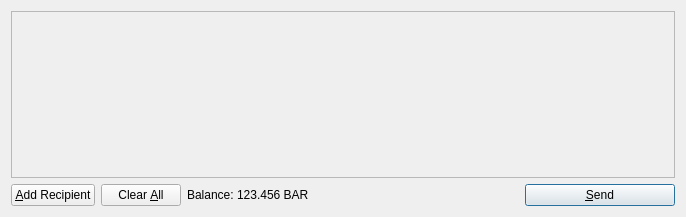
The window that src/qt/forms/sendcoinsdialog.ui (cardswin2005/nlocoin) describes before a commit, drawn with Qt 5.
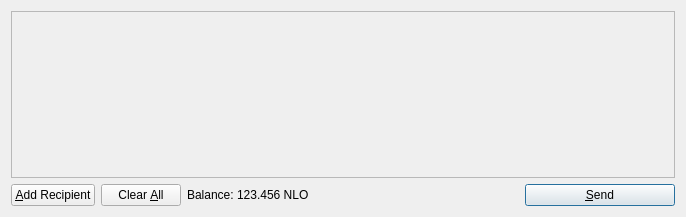
The same window after the commit. Icons and pictures are not drawn.

```diff
--- a/src/qt/forms/sendcoinsdialog.ui
+++ b/src/qt/forms/sendcoinsdialog.ui
@@ -119,7 +119,7 @@
           <cursorShape>IBeamCursor</cursorShape>
          </property>
          <property name="text">
-          <string>123.456 BAR</string>
+          <string>123.456 NLO</string>
          </property>
          <property name="textInteractionFlags">
           <set>Qt::LinksAccessibleByMouse|Qt::TextSelectableByKeyboard|Qt::TextSelectableByMouse</set>
```
